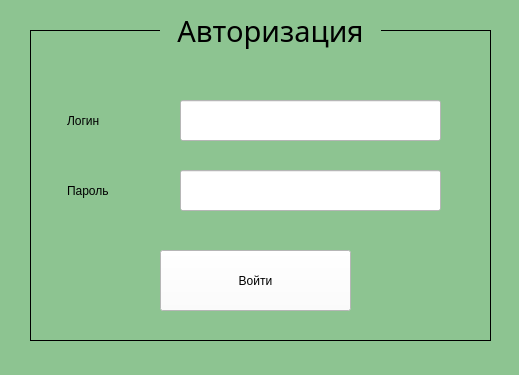
Above: LoginWindow.ui from semyongr/AgroCalculatorDiplom before the change. Below: the same form after it.
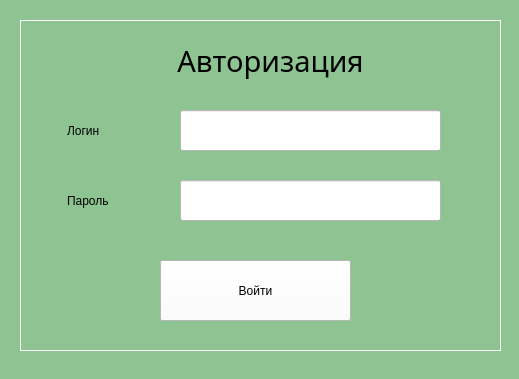
That is the form after the change.

```diff
--- a/LoginWindow.ui
+++ b/LoginWindow.ui
@@ -7,7 +7,7 @@
     <x>0</x>
     <y>0</y>
     <width>519</width>
-    <height>375</height>
+    <height>379</height>
    </rect>
   </property>
   <property name="windowTitle">
@@ -22,7 +22,7 @@
     <property name="geometry">
      <rect>
       <x>67</x>
-      <y>100</y>
+      <y>110</y>
       <width>81</width>
       <height>41</height>
      </rect>
@@ -38,7 +38,7 @@
     <property name="geometry">
      <rect>
       <x>180</x>
-      <y>100</y>
+      <y>110</y>
       <width>261</width>
       <height>41</height>
      </rect>
@@ -55,7 +55,7 @@
     <property name="geometry">
      <rect>
       <x>160</x>
-      <y>250</y>
+      <y>260</y>
       <width>191</width>
       <height>61</height>
      </rect>
@@ -79,7 +79,7 @@
     <property name="geometry">
      <rect>
       <x>67</x>
-      <y>170</y>
+      <y>180</y>
       <width>91</width>
       <height>41</height>
      </rect>
@@ -95,7 +95,7 @@
     <property name="geometry">
      <rect>
       <x>180</x>
-      <y>170</y>
+      <y>180</y>
       <width>261</width>
       <height>41</height>
      </rect>
@@ -115,9 +115,9 @@
     <property name="geometry">
      <rect>
       <x>160</x>
-      <y>-10</y>
+      <y>40</y>
       <width>221</width>
-      <height>81</height>
+      <height>41</height>
      </rect>
     </property>
     <property name="sizePolicy">
@@ -142,14 +142,14 @@
    <widget class="QFrame" name="frame">
     <property name="geometry">
      <rect>
-      <x>30</x>
-      <y>30</y>
-      <width>461</width>
-      <height>311</height>
+      <x>20</x>
+      <y>20</y>
+      <width>481</width>
+      <height>331</height>
      </rect>
     </property>
     <property name="styleSheet">
-     <string notr="true">color: rgb(0, 0, 0);</string>
+     <string notr="true">color: rgb(255, 255, 255);</string>
     </property>
     <property name="frameShape">
      <enum>QFrame::Box</enum>
```
